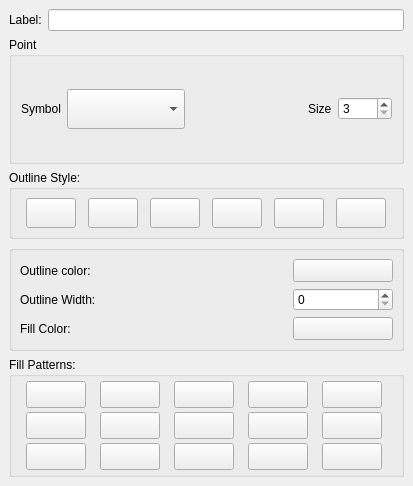
This is src/ui/qgssinglesymboldialogbase.ui in qgis/QGIS as Qt 5 draws it before an edit. The edited form follows.
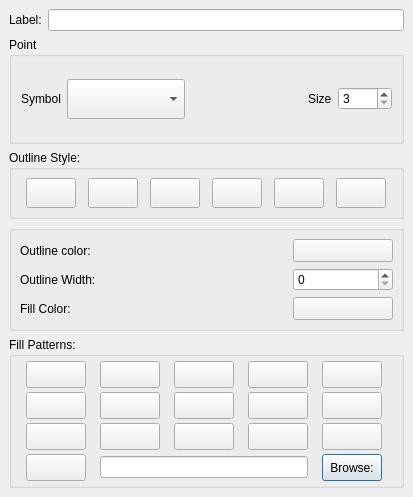
This is the edited form. Custom widgets are drawn as their Qt base class.

```diff
--- a/src/ui/qgssinglesymboldialogbase.ui
+++ b/src/ui/qgssinglesymboldialogbase.ui
@@ -6,7 +6,7 @@
     <x>0</x>
     <y>0</y>
     <width>413</width>
-    <height>486</height>
+    <height>497</height>
    </rect>
   </property>
   <property name="sizePolicy" >
@@ -27,6 +27,141 @@
    <property name="spacing" >
     <number>6</number>
    </property>
+   <item row="0" column="0" >
+    <layout class="QHBoxLayout" >
+     <property name="margin" >
+      <number>0</number>
+     </property>
+     <property name="spacing" >
+      <number>6</number>
+     </property>
+     <item>
+      <widget class="QLabel" name="mLabel" >
+       <property name="minimumSize" >
+        <size>
+         <width>0</width>
+         <height>22</height>
+        </size>
+       </property>
+       <property name="text" >
+        <string>Label:</string>
+       </property>
+       <property name="buddy" >
+        <cstring>mLabelEdit</cstring>
+       </property>
+      </widget>
+     </item>
+     <item>
+      <widget class="QLineEdit" name="mLabelEdit" >
+       <property name="minimumSize" >
+        <size>
+         <width>0</width>
+         <height>22</height>
+        </size>
+       </property>
+      </widget>
+     </item>
+    </layout>
+   </item>
+   <item row="1" column="0" >
+    <widget class="QGroupBox" name="mGroupPoint" >
+     <property name="title" >
+      <string>Point</string>
+     </property>
+     <layout class="QGridLayout" >
+      <property name="margin" >
+       <number>9</number>
+      </property>
+      <property name="spacing" >
+       <number>6</number>
+      </property>
+      <item row="0" column="2" >
+       <spacer>
+        <property name="orientation" >
+         <enum>Qt::Horizontal</enum>
+        </property>
+        <property name="sizeType" >
+         <enum>QSizePolicy::Expanding</enum>
+        </property>
+        <property name="sizeHint" >
+         <size>
+          <width>78</width>
+          <height>35</height>
+         </size>
+        </property>
+       </spacer>
+      </item>
+      <item row="0" column="1" >
+       <widget class="QComboBox" name="mPointSymbolComboBox" >
+        <property name="sizePolicy" >
+         <sizepolicy>
+          <hsizetype>7</hsizetype>
+          <vsizetype>7</vsizetype>
+          <horstretch>0</horstretch>
+          <verstretch>0</verstretch>
+         </sizepolicy>
+        </property>
+        <property name="minimumSize" >
+         <size>
+          <width>0</width>
+          <height>0</height>
+         </size>
+        </property>
+        <property name="maximumSize" >
+         <size>
+          <width>32767</width>
+          <height>40</height>
+         </size>
+        </property>
+       </widget>
+      </item>
+      <item row="0" column="3" >
+       <widget class="QLabel" name="textLabel1_2" >
+        <property name="text" >
+         <string>Size</string>
+        </property>
+        <property name="buddy" >
+         <cstring>mPointSizeSpinBox</cstring>
+        </property>
+       </widget>
+      </item>
+      <item row="0" column="4" >
+       <widget class="QSpinBox" name="mPointSizeSpinBox" >
+        <property name="maximum" >
+         <number>1000</number>
+        </property>
+        <property name="minimum" >
+         <number>3</number>
+        </property>
+        <property name="singleStep" >
+         <number>1</number>
+        </property>
+        <property name="value" >
+         <number>3</number>
+        </property>
+       </widget>
+      </item>
+      <item row="0" column="0" >
+       <widget class="QLabel" name="textLabel1" >
+        <property name="sizePolicy" >
+         <sizepolicy>
+          <hsizetype>5</hsizetype>
+          <vsizetype>1</vsizetype>
+          <horstretch>0</horstretch>
+          <verstretch>0</verstretch>
+         </sizepolicy>
+        </property>
+        <property name="text" >
+         <string>Symbol</string>
+        </property>
+        <property name="buddy" >
+         <cstring>mPointSymbolComboBox</cstring>
+        </property>
+       </widget>
+      </item>
+     </layout>
+    </widget>
+   </item>
    <item row="4" column="0" >
     <widget class="QGroupBox" name="grpPattern" >
      <property name="title" >
@@ -39,6 +174,156 @@
       <property name="spacing" >
        <number>4</number>
       </property>
+      <item row="1" column="1" >
+       <widget class="QToolButton" name="dense5" >
+        <property name="maximumSize" >
+         <size>
+          <width>60</width>
+          <height>30</height>
+         </size>
+        </property>
+        <property name="text" >
+         <string/>
+        </property>
+        <property name="iconSize" >
+         <size>
+          <width>50</width>
+          <height>20</height>
+         </size>
+        </property>
+        <property name="checkable" >
+         <bool>true</bool>
+        </property>
+        <property name="autoExclusive" >
+         <bool>true</bool>
+        </property>
+       </widget>
+      </item>
+      <item row="0" column="2" >
+       <widget class="QToolButton" name="dense4" >
+        <property name="maximumSize" >
+         <size>
+          <width>60</width>
+          <height>30</height>
+         </size>
+        </property>
+        <property name="text" >
+         <string/>
+        </property>
+        <property name="iconSize" >
+         <size>
+          <width>50</width>
+          <height>20</height>
+         </size>
+        </property>
+        <property name="checkable" >
+         <bool>true</bool>
+        </property>
+        <property name="autoExclusive" >
+         <bool>true</bool>
+        </property>
+       </widget>
+      </item>
+      <item row="0" column="0" >
+       <widget class="QToolButton" name="solid" >
+        <property name="maximumSize" >
+         <size>
+          <width>60</width>
+          <height>30</height>
+         </size>
+        </property>
+        <property name="text" >
+         <string/>
+        </property>
+        <property name="iconSize" >
+         <size>
+          <width>50</width>
+          <height>20</height>
+         </size>
+        </property>
+        <property name="checkable" >
+         <bool>true</bool>
+        </property>
+        <property name="autoExclusive" >
+         <bool>true</bool>
+        </property>
+       </widget>
+      </item>
+      <item row="0" column="1" >
+       <widget class="QToolButton" name="fdiag" >
+        <property name="maximumSize" >
+         <size>
+          <width>60</width>
+          <height>30</height>
+         </size>
+        </property>
+        <property name="text" >
+         <string/>
+        </property>
+        <property name="iconSize" >
+         <size>
+          <width>50</width>
+          <height>20</height>
+         </size>
+        </property>
+        <property name="checkable" >
+         <bool>true</bool>
+        </property>
+        <property name="autoExclusive" >
+         <bool>true</bool>
+        </property>
+       </widget>
+      </item>
+      <item row="0" column="3" >
+       <widget class="QToolButton" name="horizontal" >
+        <property name="maximumSize" >
+         <size>
+          <width>60</width>
+          <height>30</height>
+         </size>
+        </property>
+        <property name="text" >
+         <string/>
+        </property>
+        <property name="iconSize" >
+         <size>
+          <width>50</width>
+          <height>20</height>
+         </size>
+        </property>
+        <property name="checkable" >
+         <bool>true</bool>
+        </property>
+        <property name="autoExclusive" >
+         <bool>true</bool>
+        </property>
+       </widget>
+      </item>
+      <item row="1" column="0" >
+       <widget class="QToolButton" name="diagcross" >
+        <property name="maximumSize" >
+         <size>
+          <width>60</width>
+          <height>30</height>
+         </size>
+        </property>
+        <property name="text" >
+         <string/>
+        </property>
+        <property name="iconSize" >
+         <size>
+          <width>50</width>
+          <height>20</height>
+         </size>
+        </property>
+        <property name="checkable" >
+         <bool>true</bool>
+        </property>
+        <property name="autoExclusive" >
+         <bool>true</bool>
+        </property>
+       </widget>
+      </item>
       <item row="0" column="4" >
        <widget class="QToolButton" name="bdiag" >
         <property name="sizePolicy" >
@@ -78,6 +363,89 @@
         </property>
        </widget>
       </item>
+      <item row="2" column="1" >
+       <widget class="QToolButton" name="cross" >
+        <property name="sizePolicy" >
+         <sizepolicy>
+          <hsizetype>5</hsizetype>
+          <vsizetype>5</vsizetype>
+          <horstretch>0</horstretch>
+          <verstretch>0</verstretch>
+         </sizepolicy>
+        </property>
+        <property name="maximumSize" >
+         <size>
+          <width>60</width>
+          <height>30</height>
+         </size>
+        </property>
+        <property name="text" >
+         <string/>
+        </property>
+        <property name="iconSize" >
+         <size>
+          <width>50</width>
+          <height>20</height>
+         </size>
+        </property>
+        <property name="checkable" >
+         <bool>true</bool>
+        </property>
+        <property name="autoExclusive" >
+         <bool>true</bool>
+        </property>
+       </widget>
+      </item>
+      <item row="1" column="2" >
+       <widget class="QToolButton" name="vertical" >
+        <property name="maximumSize" >
+         <size>
+          <width>60</width>
+          <height>30</height>
+         </size>
+        </property>
+        <property name="text" >
+         <string/>
+        </property>
+        <property name="iconSize" >
+         <size>
+          <width>50</width>
+          <height>20</height>
+         </size>
+        </property>
+        <property name="checkable" >
+         <bool>true</bool>
+        </property>
+        <property name="autoExclusive" >
+         <bool>true</bool>
+        </property>
+       </widget>
+      </item>
+      <item row="1" column="3" >
+       <widget class="QToolButton" name="dense1" >
+        <property name="maximumSize" >
+         <size>
+          <width>60</width>
+          <height>30</height>
+         </size>
+        </property>
+        <property name="text" >
+         <string/>
+        </property>
+        <property name="iconSize" >
+         <size>
+          <width>50</width>
+          <height>20</height>
+         </size>
+        </property>
+        <property name="checkable" >
+         <bool>true</bool>
+        </property>
+        <property name="autoExclusive" >
+         <bool>true</bool>
+        </property>
+       </widget>
+      </item>
       <item row="1" column="4" >
        <widget class="QToolButton" name="dense3" >
         <property name="sizePolicy" >
@@ -117,8 +485,16 @@
         </property>
        </widget>
       </item>
-      <item row="0" column="3" >
-       <widget class="QToolButton" name="horizontal" >
+      <item row="2" column="2" >
+       <widget class="QToolButton" name="dense2" >
+        <property name="sizePolicy" >
+         <sizepolicy>
+          <hsizetype>5</hsizetype>
+          <vsizetype>5</vsizetype>
+          <horstretch>0</horstretch>
+          <verstretch>0</verstretch>
+         </sizepolicy>
+        </property>
         <property name="maximumSize" >
          <size>
           <width>60</width>
@@ -184,56 +560,6 @@
         </property>
        </widget>
       </item>
-      <item row="0" column="0" >
-       <widget class="QToolButton" name="solid" >
-        <property name="maximumSize" >
-         <size>
-          <width>60</width>
-          <height>30</height>
-         </size>
-        </property>
-        <property name="text" >
-         <string/>
-        </property>
-        <property name="iconSize" >
-         <size>
-          <width>50</width>
-          <height>20</height>
-         </size>
-        </property>
-        <property name="checkable" >
-         <bool>true</bool>
-        </property>
-        <property name="autoExclusive" >
-         <bool>true</bool>
-        </property>
-       </widget>
-      </item>
-      <item row="1" column="0" >
-       <widget class="QToolButton" name="diagcross" >
-        <property name="maximumSize" >
-         <size>
-          <width>60</width>
-          <height>30</height>
-         </size>
-        </property>
-        <property name="text" >
-         <string/>
-        </property>
-        <property name="iconSize" >
-         <size>
-          <width>50</width>
-          <height>20</height>
-         </size>
-        </property>
-        <property name="checkable" >
-         <bool>true</bool>
-        </property>
-        <property name="autoExclusive" >
-         <bool>true</bool>
-        </property>
-       </widget>
-      </item>
       <item row="2" column="0" >
        <widget class="QToolButton" name="dense6" >
         <property name="sizePolicy" >
@@ -267,197 +593,6 @@
         </property>
        </widget>
       </item>
-      <item row="0" column="1" >
-       <widget class="QToolButton" name="fdiag" >
-        <property name="maximumSize" >
-         <size>
-          <width>60</width>
-          <height>30</height>
-         </size>
-        </property>
-        <property name="text" >
-         <string/>
-        </property>
-        <property name="iconSize" >
-         <size>
-          <width>50</width>
-          <height>20</height>
-         </size>
-        </property>
-        <property name="checkable" >
-         <bool>true</bool>
-        </property>
-        <property name="autoExclusive" >
-         <bool>true</bool>
-        </property>
-       </widget>
-      </item>
-      <item row="1" column="1" >
-       <widget class="QToolButton" name="dense5" >
-        <property name="maximumSize" >
-         <size>
-          <width>60</width>
-          <height>30</height>
-         </size>
-        </property>
-        <property name="text" >
-         <string/>
-        </property>
-        <property name="iconSize" >
-         <size>
-          <width>50</width>
-          <height>20</height>
-         </size>
-        </property>
-        <property name="checkable" >
-         <bool>true</bool>
-        </property>
-        <property name="autoExclusive" >
-         <bool>true</bool>
-        </property>
-       </widget>
-      </item>
-      <item row="2" column="1" >
-       <widget class="QToolButton" name="cross" >
-        <property name="sizePolicy" >
-         <sizepolicy>
-          <hsizetype>5</hsizetype>
-          <vsizetype>5</vsizetype>
-          <horstretch>0</horstretch>
-          <verstretch>0</verstretch>
-         </sizepolicy>
-        </property>
-        <property name="maximumSize" >
-         <size>
-          <width>60</width>
-          <height>30</height>
-         </size>
-        </property>
-        <property name="text" >
-         <string/>
-        </property>
-        <property name="iconSize" >
-         <size>
-          <width>50</width>
-          <height>20</height>
-         </size>
-        </property>
-        <property name="checkable" >
-         <bool>true</bool>
-        </property>
-        <property name="autoExclusive" >
-         <bool>true</bool>
-        </property>
-       </widget>
-      </item>
-      <item row="0" column="2" >
-       <widget class="QToolButton" name="dense4" >
-        <property name="maximumSize" >
-         <size>
-          <width>60</width>
-          <height>30</height>
-         </size>
-        </property>
-        <property name="text" >
-         <string/>
-        </property>
-        <property name="iconSize" >
-         <size>
-          <width>50</width>
-          <height>20</height>
-         </size>
-        </property>
-        <property name="checkable" >
-         <bool>true</bool>
-        </property>
-        <property name="autoExclusive" >
-         <bool>true</bool>
-        </property>
-       </widget>
-      </item>
-      <item row="1" column="2" >
-       <widget class="QToolButton" name="vertical" >
-        <property name="maximumSize" >
-         <size>
-          <width>60</width>
-          <height>30</height>
-         </size>
-        </property>
-        <property name="text" >
-         <string/>
-        </property>
-        <property name="iconSize" >
-         <size>
-          <width>50</width>
-          <height>20</height>
-         </size>
-        </property>
-        <property name="checkable" >
-         <bool>true</bool>
-        </property>
-        <property name="autoExclusive" >
-         <bool>true</bool>
-        </property>
-       </widget>
-      </item>
-      <item row="2" column="2" >
-       <widget class="QToolButton" name="dense2" >
-        <property name="sizePolicy" >
-         <sizepolicy>
-          <hsizetype>5</hsizetype>
-          <vsizetype>5</vsizetype>
-          <horstretch>0</horstretch>
-          <verstretch>0</verstretch>
-         </sizepolicy>
-        </property>
-        <property name="maximumSize" >
-         <size>
-          <width>60</width>
-          <height>30</height>
-         </size>
-        </property>
-        <property name="text" >
-         <string/>
-        </property>
-        <property name="iconSize" >
-         <size>
-          <width>50</width>
-          <height>20</height>
-         </size>
-        </property>
-        <property name="checkable" >
-         <bool>true</bool>
-        </property>
-        <property name="autoExclusive" >
-         <bool>true</bool>
-        </property>
-       </widget>
-      </item>
-      <item row="1" column="3" >
-       <widget class="QToolButton" name="dense1" >
-        <property name="maximumSize" >
-         <size>
-          <width>60</width>
-          <height>30</height>
-         </size>
-        </property>
-        <property name="text" >
-         <string/>
-        </property>
-        <property name="iconSize" >
-         <size>
-          <width>50</width>
-          <height>20</height>
-         </size>
-        </property>
-        <property name="checkable" >
-         <bool>true</bool>
-        </property>
-        <property name="autoExclusive" >
-         <bool>true</bool>
-        </property>
-       </widget>
-      </item>
       <item row="2" column="3" >
        <widget class="QToolButton" name="dense7" >
         <property name="sizePolicy" >
@@ -491,6 +626,220 @@
         </property>
        </widget>
       </item>
+      <item row="3" column="1" colspan="3" >
+       <widget class="QLineEdit" name="textureFilePath" />
+      </item>
+      <item row="3" column="4" >
+       <widget class="QPushButton" name="textureSelect" >
+        <property name="maximumSize" >
+         <size>
+          <width>60</width>
+          <height>30</height>
+         </size>
+        </property>
+        <property name="text" >
+         <string>Browse:</string>
+        </property>
+       </widget>
+      </item>
+      <item row="3" column="0" >
+       <widget class="QToolButton" name="texture" >
+        <property name="sizePolicy" >
+         <sizepolicy>
+          <hsizetype>5</hsizetype>
+          <vsizetype>5</vsizetype>
+          <horstretch>0</horstretch>
+          <verstretch>0</verstretch>
+         </sizepolicy>
+        </property>
+        <property name="maximumSize" >
+         <size>
+          <width>60</width>
+          <height>30</height>
+         </size>
+        </property>
+        <property name="text" >
+         <string/>
+        </property>
+        <property name="iconSize" >
+         <size>
+          <width>50</width>
+          <height>20</height>
+         </size>
+        </property>
+        <property name="checkable" >
+         <bool>true</bool>
+        </property>
+        <property name="autoExclusive" >
+         <bool>true</bool>
+        </property>
+       </widget>
+      </item>
+     </layout>
+    </widget>
+   </item>
+   <item row="2" column="0" >
+    <widget class="QGroupBox" name="groupBox_2" >
+     <property name="title" >
+      <string>Outline Style:</string>
+     </property>
+     <layout class="QGridLayout" >
+      <property name="margin" >
+       <number>8</number>
+      </property>
+      <property name="spacing" >
+       <number>6</number>
+      </property>
+      <item row="0" column="2" >
+       <widget class="QToolButton" name="pbnLineDashDot" >
+        <property name="maximumSize" >
+         <size>
+          <width>50</width>
+          <height>30</height>
+         </size>
+        </property>
+        <property name="text" >
+         <string/>
+        </property>
+        <property name="iconSize" >
+         <size>
+          <width>60</width>
+          <height>26</height>
+         </size>
+        </property>
+        <property name="checkable" >
+         <bool>true</bool>
+        </property>
+        <property name="autoExclusive" >
+         <bool>true</bool>
+        </property>
+       </widget>
+      </item>
+      <item row="0" column="4" >
+       <widget class="QToolButton" name="pbnLineDashDotDot" >
+        <property name="maximumSize" >
+         <size>
+          <width>50</width>
+          <height>30</height>
+         </size>
+        </property>
+        <property name="text" >
+         <string/>
+        </property>
+        <property name="iconSize" >
+         <size>
+          <width>60</width>
+          <height>26</height>
+         </size>
+        </property>
+        <property name="checkable" >
+         <bool>true</bool>
+        </property>
+        <property name="autoExclusive" >
+         <bool>true</bool>
+        </property>
+       </widget>
+      </item>
+      <item row="0" column="0" >
+       <widget class="QToolButton" name="pbnLineSolid" >
+        <property name="maximumSize" >
+         <size>
+          <width>50</width>
+          <height>30</height>
+         </size>
+        </property>
+        <property name="text" >
+         <string/>
+        </property>
+        <property name="iconSize" >
+         <size>
+          <width>60</width>
+          <height>26</height>
+         </size>
+        </property>
+        <property name="checkable" >
+         <bool>true</bool>
+        </property>
+        <property name="autoExclusive" >
+         <bool>true</bool>
+        </property>
+       </widget>
+      </item>
+      <item row="0" column="3" >
+       <widget class="QToolButton" name="pbnLineDash" >
+        <property name="maximumSize" >
+         <size>
+          <width>50</width>
+          <height>30</height>
+         </size>
+        </property>
+        <property name="text" >
+         <string/>
+        </property>
+        <property name="iconSize" >
+         <size>
+          <width>60</width>
+          <height>26</height>
+         </size>
+        </property>
+        <property name="checkable" >
+         <bool>true</bool>
+        </property>
+        <property name="autoExclusive" >
+         <bool>true</bool>
+        </property>
+       </widget>
+      </item>
+      <item row="0" column="1" >
+       <widget class="QToolButton" name="pbnLineDot" >
+        <property name="maximumSize" >
+         <size>
+          <width>50</width>
+          <height>30</height>
+         </size>
+        </property>
+        <property name="text" >
+         <string/>
+        </property>
+        <property name="iconSize" >
+         <size>
+          <width>60</width>
+          <height>26</height>
+         </size>
+        </property>
+        <property name="checkable" >
+         <bool>true</bool>
+        </property>
+        <property name="autoExclusive" >
+         <bool>true</bool>
+        </property>
+       </widget>
+      </item>
+      <item row="0" column="5" >
+       <widget class="QToolButton" name="pbnLineNoPen" >
+        <property name="maximumSize" >
+         <size>
+          <width>50</width>
+          <height>30</height>
+         </size>
+        </property>
+        <property name="text" >
+         <string/>
+        </property>
+        <property name="iconSize" >
+         <size>
+          <width>60</width>
+          <height>26</height>
+         </size>
+        </property>
+        <property name="checkable" >
+         <bool>true</bool>
+        </property>
+        <property name="autoExclusive" >
+         <bool>true</bool>
+        </property>
+       </widget>
+      </item>
      </layout>
     </widget>
    </item>
@@ -634,306 +983,6 @@
      </layout>
     </widget>
    </item>
-   <item row="2" column="0" >
-    <widget class="QGroupBox" name="groupBox_2" >
-     <property name="title" >
-      <string>Outline Style:</string>
-     </property>
-     <layout class="QGridLayout" >
-      <property name="margin" >
-       <number>8</number>
-      </property>
-      <property name="spacing" >
-       <number>6</number>
-      </property>
-      <item row="0" column="2" >
-       <widget class="QToolButton" name="pbnLineDashDot" >
-        <property name="maximumSize" >
-         <size>
-          <width>50</width>
-          <height>30</height>
-         </size>
-        </property>
-        <property name="text" >
-         <string/>
-        </property>
-        <property name="iconSize" >
-         <size>
-          <width>60</width>
-          <height>26</height>
-         </size>
-        </property>
-        <property name="checkable" >
-         <bool>true</bool>
-        </property>
-        <property name="autoExclusive" >
-         <bool>true</bool>
-        </property>
-       </widget>
-      </item>
-      <item row="0" column="4" >
-       <widget class="QToolButton" name="pbnLineDashDotDot" >
-        <property name="maximumSize" >
-         <size>
-          <width>50</width>
-          <height>30</height>
-         </size>
-        </property>
-        <property name="text" >
-         <string/>
-        </property>
-        <property name="iconSize" >
-         <size>
-          <width>60</width>
-          <height>26</height>
-         </size>
-        </property>
-        <property name="checkable" >
-         <bool>true</bool>
-        </property>
-        <property name="autoExclusive" >
-         <bool>true</bool>
-        </property>
-       </widget>
-      </item>
-      <item row="0" column="0" >
-       <widget class="QToolButton" name="pbnLineSolid" >
-        <property name="maximumSize" >
-         <size>
-          <width>50</width>
-          <height>30</height>
-         </size>
-        </property>
-        <property name="text" >
-         <string/>
-        </property>
-        <property name="iconSize" >
-         <size>
-          <width>60</width>
-          <height>26</height>
-         </size>
-        </property>
-        <property name="checkable" >
-         <bool>true</bool>
-        </property>
-        <property name="autoExclusive" >
-         <bool>true</bool>
-        </property>
-       </widget>
-      </item>
-      <item row="0" column="3" >
-       <widget class="QToolButton" name="pbnLineDash" >
-        <property name="maximumSize" >
-         <size>
-          <width>50</width>
-          <height>30</height>
-         </size>
-        </property>
-        <property name="text" >
-         <string/>
-        </property>
-        <property name="iconSize" >
-         <size>
-          <width>60</width>
-          <height>26</height>
-         </size>
-        </property>
-        <property name="checkable" >
-         <bool>true</bool>
-        </property>
-        <property name="autoExclusive" >
-         <bool>true</bool>
-        </property>
-       </widget>
-      </item>
-      <item row="0" column="1" >
-       <widget class="QToolButton" name="pbnLineDot" >
-        <property name="maximumSize" >
-         <size>
-          <width>50</width>
-          <height>30</height>
-         </size>
-        </property>
-        <property name="text" >
-         <string/>
-        </property>
-        <property name="iconSize" >
-         <size>
-          <width>60</width>
-          <height>26</height>
-         </size>
-        </property>
-        <property name="checkable" >
-         <bool>true</bool>
-        </property>
-        <property name="autoExclusive" >
-         <bool>true</bool>
-        </property>
-       </widget>
-      </item>
-      <item row="0" column="5" >
-       <widget class="QToolButton" name="pbnLineNoPen" >
-        <property name="maximumSize" >
-         <size>
-          <width>50</width>
-          <height>30</height>
-         </size>
-        </property>
-        <property name="text" >
-         <string/>
-        </property>
-        <property name="iconSize" >
-         <size>
-          <width>60</width>
-          <height>26</height>
-         </size>
-        </property>
-        <property name="checkable" >
-         <bool>true</bool>
-        </property>
-        <property name="autoExclusive" >
-         <bool>true</bool>
-        </property>
-       </widget>
-      </item>
-     </layout>
-    </widget>
-   </item>
-   <item row="1" column="0" >
-    <widget class="QGroupBox" name="mGroupPoint" >
-     <property name="title" >
-      <string>Point</string>
-     </property>
-     <layout class="QGridLayout" >
-      <property name="margin" >
-       <number>9</number>
-      </property>
-      <property name="spacing" >
-       <number>6</number>
-      </property>
-      <item row="0" column="2" >
-       <spacer>
-        <property name="orientation" >
-         <enum>Qt::Horizontal</enum>
-        </property>
-        <property name="sizeType" >
-         <enum>QSizePolicy::Expanding</enum>
-        </property>
-        <property name="sizeHint" >
-         <size>
-          <width>78</width>
-          <height>35</height>
-         </size>
-        </property>
-       </spacer>
-      </item>
-      <item row="0" column="1" >
-       <widget class="QComboBox" name="mPointSymbolComboBox" >
-        <property name="sizePolicy" >
-         <sizepolicy>
-          <hsizetype>7</hsizetype>
-          <vsizetype>7</vsizetype>
-          <horstretch>0</horstretch>
-          <verstretch>0</verstretch>
-         </sizepolicy>
-        </property>
-        <property name="minimumSize" >
-         <size>
-          <width>0</width>
-          <height>0</height>
-         </size>
-        </property>
-        <property name="maximumSize" >
-         <size>
-          <width>32767</width>
-          <height>40</height>
-         </size>
-        </property>
-       </widget>
-      </item>
-      <item row="0" column="3" >
-       <widget class="QLabel" name="textLabel1_2" >
-        <property name="text" >
-         <string>Size</string>
-        </property>
-        <property name="buddy" >
-         <cstring>mPointSizeSpinBox</cstring>
-        </property>
-       </widget>
-      </item>
-      <item row="0" column="4" >
-       <widget class="QSpinBox" name="mPointSizeSpinBox" >
-        <property name="maximum" >
-         <number>1000</number>
-        </property>
-        <property name="minimum" >
-         <number>3</number>
-        </property>
-        <property name="singleStep" >
-         <number>1</number>
-        </property>
-        <property name="value" >
-         <number>3</number>
-        </property>
-       </widget>
-      </item>
-      <item row="0" column="0" >
-       <widget class="QLabel" name="textLabel1" >
-        <property name="sizePolicy" >
-         <sizepolicy>
-          <hsizetype>5</hsizetype>
-          <vsizetype>1</vsizetype>
-          <horstretch>0</horstretch>
-          <verstretch>0</verstretch>
-         </sizepolicy>
-        </property>
-        <property name="text" >
-         <string>Symbol</string>
-        </property>
-        <property name="buddy" >
-         <cstring>mPointSymbolComboBox</cstring>
-        </property>
-       </widget>
-      </item>
-     </layout>
-    </widget>
-   </item>
-   <item row="0" column="0" >
-    <layout class="QHBoxLayout" >
-     <property name="margin" >
-      <number>0</number>
-     </property>
-     <property name="spacing" >
-      <number>6</number>
-     </property>
-     <item>
-      <widget class="QLabel" name="mLabel" >
-       <property name="minimumSize" >
-        <size>
-         <width>0</width>
-         <height>22</height>
-        </size>
-       </property>
-       <property name="text" >
-        <string>Label:</string>
-       </property>
-       <property name="buddy" >
-        <cstring>mLabelEdit</cstring>
-       </property>
-      </widget>
-     </item>
-     <item>
-      <widget class="QLineEdit" name="mLabelEdit" >
-       <property name="minimumSize" >
-        <size>
-         <width>0</width>
-         <height>22</height>
-        </size>
-       </property>
-      </widget>
-     </item>
-    </layout>
-   </item>
   </layout>
  </widget>
  <layoutdefault spacing="6" margin="11" />
```
